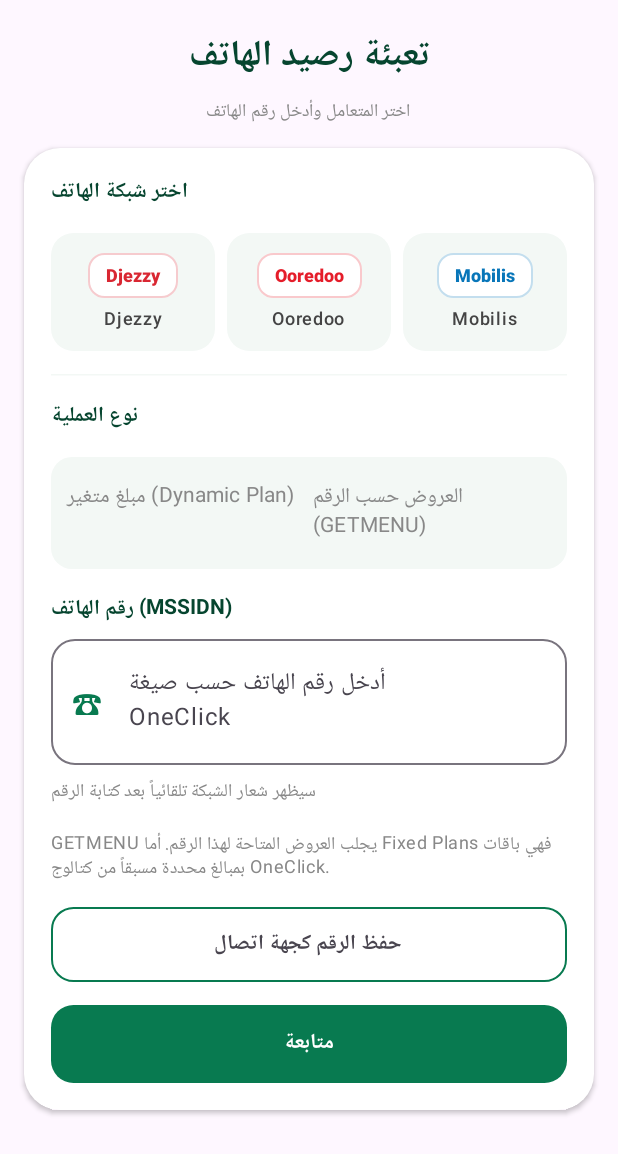
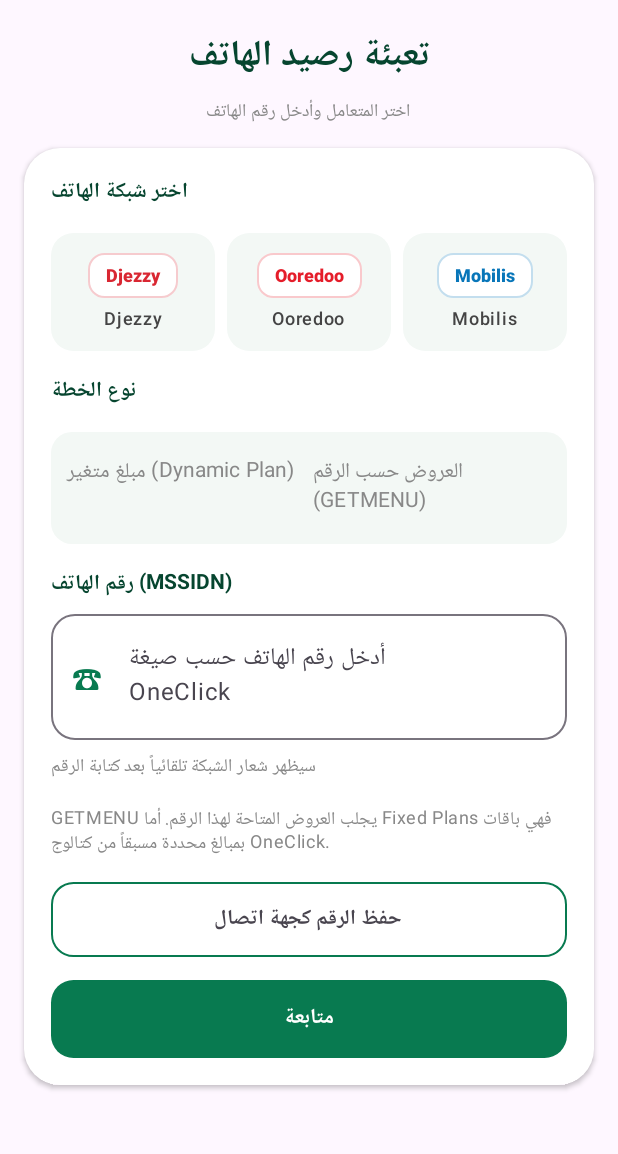
Before and after one commit to kioqprint/kioq.network, an Android app built with Jetpack Compose: the composable RechargePage called with empty values, on a phone screen of 412 x 824 dp. Shown: the top 1154 px of the screen. Run offline under Robolectric (Android 15) with nearby library versions, the phone set to English and light mode, and no system bars.

Commit message:
Separate mobile plan labels from internet card products

```diff
--- a/app/src/main/java/network/kioq/app/MainActivity.kt
+++ b/app/src/main/java/network/kioq/app/MainActivity.kt
@@ -452,8 +452,8 @@ private fun serviceLabel(service:String):String = when(service) {
        }
       }
      }
-     HorizontalDivider(color=Page)
-     Text("نوع العملية",fontWeight=FontWeight.Bold,color=GreenDark)
+     if(!isInternet) {
+       Text("نوع الخطة",fontWeight=FontWeight.Bold,color=GreenDark)
       Row(Modifier.fillMaxWidth().background(Page,RoundedCornerShape(14.dp)).padding(4.dp),horizontalArrangement=Arrangement.spacedBy(5.dp)) {
        listOf("مبلغ متغير (Dynamic Plan)","العروض حسب الرقم (GETMENU)").forEach { option ->
         val selected=kind==option
@@ -466,6 +466,8 @@ private fun serviceLabel(service:String):String = when(service) {
          Text(option,style=MaterialTheme.typography.labelLarge,fontWeight=if(selected) FontWeight.Bold else FontWeight.Normal,color=if(selected) GreenDark else Color.Gray)
         } }
        }
+      }
+
      }
      Column(verticalArrangement=Arrangement.spacedBy(8.dp)) {
       Text(if(isInternet)"رقم الخط / رقم الهاتف (MSSIDN)" else "رقم الهاتف (MSSIDN)",fontWeight=FontWeight.Bold,color=GreenDark)
@@ -507,9 +509,9 @@ private fun serviceLabel(service:String):String = when(service) {
        }
       }
      }
-     if(kind=="مبلغ متغير (Dynamic Plan)") {
+     if(isInternet || kind=="مبلغ متغير (Dynamic Plan)") {
       Column(verticalArrangement=Arrangement.spacedBy(9.dp)) {
-       Text("مبلغ التعبئة",fontWeight=FontWeight.Bold,color=GreenDark)
+       Text(if(isInternet)"قيمة بطاقة الإنترنت (DZD)" else "مبلغ التعبئة (DZD)",fontWeight=FontWeight.Bold,color=GreenDark)
        OutlinedTextField(amount,onAmount,Modifier.fillMaxWidth(),singleLine=true,placeholder={Text("أدخل المبلغ بالدينار الجزائري")},suffix={Text("دج")},keyboardOptions=KeyboardOptions(keyboardType=KeyboardType.Number),shape=RoundedCornerShape(16.dp))
        quickAmounts.chunked(4).forEach { group ->
         Row(Modifier.fillMaxWidth(),horizontalArrangement=Arrangement.spacedBy(7.dp)) {
```
Lines whose indentation alone changed are shown as unchanged.
